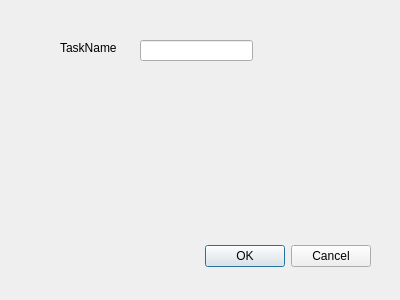
Before: the Qt Designer form ui/task_edit_dialog.ui in funway/TransferDog, drawn with Qt 5.
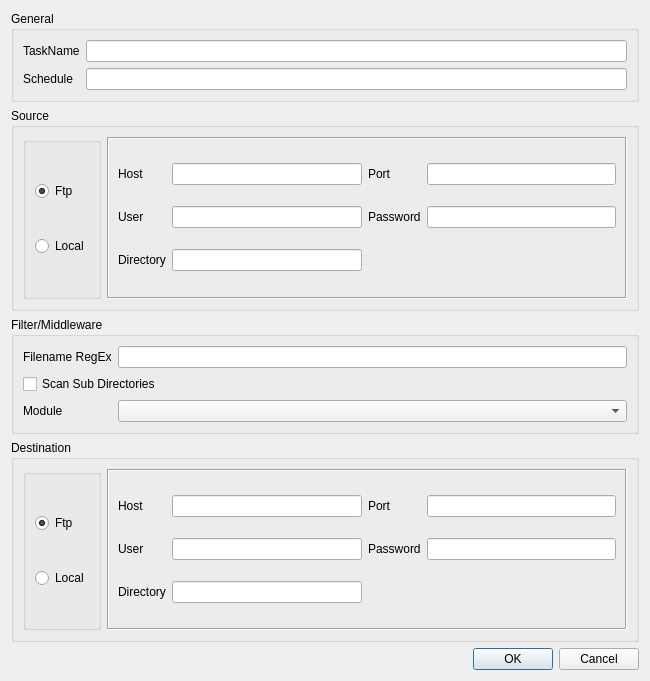
After: the same form once the commit is applied.

Commit message: 添加 logging 日志配置，初试任务编辑对话框

The edit to the form file:
```diff
--- a/ui/task_edit_dialog.ui
+++ b/ui/task_edit_dialog.ui
@@ -6,52 +6,392 @@
    <rect>
     <x>0</x>
     <y>0</y>
-    <width>400</width>
-    <height>300</height>
+    <width>650</width>
+    <height>681</height>
    </rect>
   </property>
   <property name="windowTitle">
    <string>Dialog</string>
   </property>
-  <widget class="QDialogButtonBox" name="buttonBox">
-   <property name="geometry">
-    <rect>
-     <x>30</x>
-     <y>240</y>
-     <width>341</width>
-     <height>32</height>
-    </rect>
+  <property name="styleSheet">
+   <string notr="true"/>
+  </property>
+  <layout class="QVBoxLayout" name="verticalLayout">
+   <property name="sizeConstraint">
+    <enum>QLayout::SetDefaultConstraint</enum>
    </property>
-   <property name="orientation">
-    <enum>Qt::Horizontal</enum>
-   </property>
-   <property name="standardButtons">
-    <set>QDialogButtonBox::Cancel|QDialogButtonBox::Ok</set>
-   </property>
-  </widget>
-  <widget class="QLabel" name="labelTaskName">
-   <property name="geometry">
-    <rect>
-     <x>60</x>
-     <y>40</y>
-     <width>71</width>
-     <height>16</height>
-    </rect>
-   </property>
-   <property name="text">
-    <string>TaskName</string>
-   </property>
-  </widget>
-  <widget class="QLineEdit" name="lineEditTaskName">
-   <property name="geometry">
-    <rect>
-     <x>140</x>
-     <y>40</y>
-     <width>113</width>
-     <height>21</height>
-    </rect>
-   </property>
-  </widget>
+   <item>
+    <widget class="QGroupBox" name="groupBox_4">
+     <property name="sizePolicy">
+      <sizepolicy hsizetype="Preferred" vsizetype="Fixed">
+       <horstretch>0</horstretch>
+       <verstretch>0</verstretch>
+      </sizepolicy>
+     </property>
+     <property name="title">
+      <string>General</string>
+     </property>
+     <layout class="QFormLayout" name="formLayout">
+      <property name="formAlignment">
+       <set>Qt::AlignLeading|Qt::AlignLeft|Qt::AlignTop</set>
+      </property>
+      <item row="0" column="0">
+       <widget class="QLabel" name="labelTaskName">
+        <property name="text">
+         <string>TaskName</string>
+        </property>
+       </widget>
+      </item>
+      <item row="0" column="1">
+       <widget class="QLineEdit" name="leditTaskName">
+        <property name="minimumSize">
+         <size>
+          <width>200</width>
+          <height>0</height>
+         </size>
+        </property>
+       </widget>
+      </item>
+      <item row="1" column="0">
+       <widget class="QLabel" name="labelCrontab">
+        <property name="text">
+         <string>Schedule</string>
+        </property>
+       </widget>
+      </item>
+      <item row="1" column="1">
+       <widget class="QLineEdit" name="leditSchedule">
+        <property name="minimumSize">
+         <size>
+          <width>200</width>
+          <height>0</height>
+         </size>
+        </property>
+       </widget>
+      </item>
+     </layout>
+    </widget>
+   </item>
+   <item>
+    <widget class="QGroupBox" name="groupBox">
+     <property name="title">
+      <string>Source</string>
+     </property>
+     <property name="checkable">
+      <bool>false</bool>
+     </property>
+     <layout class="QGridLayout" name="gridLayout_5">
+      <item row="0" column="0">
+       <widget class="QGroupBox" name="groupBox_5">
+        <property name="title">
+         <string/>
+        </property>
+        <property name="flat">
+         <bool>true</bool>
+        </property>
+        <property name="checkable">
+         <bool>false</bool>
+        </property>
+        <layout class="QVBoxLayout" name="verticalLayout_2">
+         <item>
+          <widget class="QRadioButton" name="rbSourceFtp">
+           <property name="text">
+            <string>Ftp</string>
+           </property>
+           <property name="checked">
+            <bool>true</bool>
+           </property>
+          </widget>
+         </item>
+         <item>
+          <widget class="QRadioButton" name="rbSourceLocal">
+           <property name="text">
+            <string>Local</string>
+           </property>
+          </widget>
+         </item>
+        </layout>
+       </widget>
+      </item>
+      <item row="0" column="1">
+       <widget class="QStackedWidget" name="stSource">
+        <property name="enabled">
+         <bool>true</bool>
+        </property>
+        <property name="frameShape">
+         <enum>QFrame::Box</enum>
+        </property>
+        <property name="frameShadow">
+         <enum>QFrame::Sunken</enum>
+        </property>
+        <property name="currentIndex">
+         <number>0</number>
+        </property>
+        <widget class="QWidget" name="pageSourceFtp">
+         <layout class="QGridLayout" name="gridLayout_2">
+          <item row="0" column="0">
+           <widget class="QLabel" name="label">
+            <property name="text">
+             <string>Host</string>
+            </property>
+           </widget>
+          </item>
+          <item row="0" column="1">
+           <widget class="QLineEdit" name="lineEdit"/>
+          </item>
+          <item row="0" column="2">
+           <widget class="QLabel" name="label_2">
+            <property name="text">
+             <string>Port</string>
+            </property>
+           </widget>
+          </item>
+          <item row="0" column="3">
+           <widget class="QLineEdit" name="lineEdit_2"/>
+          </item>
+          <item row="1" column="0">
+           <widget class="QLabel" name="label_3">
+            <property name="text">
+             <string>User</string>
+            </property>
+           </widget>
+          </item>
+          <item row="1" column="1">
+           <widget class="QLineEdit" name="lineEdit_3"/>
+          </item>
+          <item row="1" column="2">
+           <widget class="QLabel" name="label_4">
+            <property name="text">
+             <string>Password</string>
+            </property>
+           </widget>
+          </item>
+          <item row="1" column="3">
+           <widget class="QLineEdit" name="lineEdit_4"/>
+          </item>
+          <item row="2" column="0">
+           <widget class="QLabel" name="label_5">
+            <property name="text">
+             <string>Directory</string>
+            </property>
+           </widget>
+          </item>
+          <item row="2" column="1">
+           <widget class="QLineEdit" name="lineEdit_5"/>
+          </item>
+         </layout>
+        </widget>
+        <widget class="QWidget" name="pageSourceLocal">
+         <layout class="QGridLayout" name="gridLayout_3">
+          <item row="0" column="0">
+           <widget class="QLabel" name="label_6">
+            <property name="text">
+             <string>Directory</string>
+            </property>
+           </widget>
+          </item>
+          <item row="0" column="1">
+           <widget class="QLineEdit" name="lineEdit_6"/>
+          </item>
+          <item row="0" column="2">
+           <widget class="QPushButton" name="pushButton">
+            <property name="text">
+             <string>Browse</string>
+            </property>
+           </widget>
+          </item>
+         </layout>
+        </widget>
+       </widget>
+      </item>
+     </layout>
+    </widget>
+   </item>
+   <item>
+    <widget class="QGroupBox" name="groupBox_2">
+     <property name="sizePolicy">
+      <sizepolicy hsizetype="Preferred" vsizetype="Preferred">
+       <horstretch>0</horstretch>
+       <verstretch>0</verstretch>
+      </sizepolicy>
+     </property>
+     <property name="title">
+      <string>Filter/Middleware</string>
+     </property>
+     <layout class="QGridLayout" name="gridLayout">
+      <item row="0" column="0">
+       <widget class="QLabel" name="label_8">
+        <property name="text">
+         <string>Filename RegEx</string>
+        </property>
+       </widget>
+      </item>
+      <item row="0" column="1">
+       <widget class="QLineEdit" name="lineEdit_7"/>
+      </item>
+      <item row="1" column="0" colspan="2">
+       <widget class="QCheckBox" name="checkBox">
+        <property name="text">
+         <string>Scan Sub Directories</string>
+        </property>
+       </widget>
+      </item>
+      <item row="2" column="0">
+       <widget class="QLabel" name="label_7">
+        <property name="text">
+         <string>Module</string>
+        </property>
+       </widget>
+      </item>
+      <item row="2" column="1">
+       <widget class="QComboBox" name="comboBox"/>
+      </item>
+     </layout>
+    </widget>
+   </item>
+   <item>
+    <widget class="QGroupBox" name="groupBox_3">
+     <property name="title">
+      <string>Destination</string>
+     </property>
+     <layout class="QGridLayout" name="gridLayout_4">
+      <item row="0" column="0">
+       <widget class="QGroupBox" name="groupBox_6">
+        <property name="title">
+         <string/>
+        </property>
+        <property name="flat">
+         <bool>true</bool>
+        </property>
+        <property name="checkable">
+         <bool>false</bool>
+        </property>
+        <layout class="QVBoxLayout" name="verticalLayout_4">
+         <item>
+          <widget class="QRadioButton" name="rbDestFtp">
+           <property name="text">
+            <string>Ftp</string>
+           </property>
+           <property name="checked">
+            <bool>true</bool>
+           </property>
+          </widget>
+         </item>
+         <item>
+          <widget class="QRadioButton" name="rbDestLocal">
+           <property name="text">
+            <string>Local</string>
+           </property>
+          </widget>
+         </item>
+        </layout>
+       </widget>
+      </item>
+      <item row="0" column="1">
+       <widget class="QStackedWidget" name="stDestination">
+        <property name="enabled">
+         <bool>true</bool>
+        </property>
+        <property name="frameShape">
+         <enum>QFrame::Box</enum>
+        </property>
+        <property name="frameShadow">
+         <enum>QFrame::Sunken</enum>
+        </property>
+        <property name="currentIndex">
+         <number>0</number>
+        </property>
+        <widget class="QWidget" name="pageDestFtp">
+         <layout class="QGridLayout" name="gridLayout_6">
+          <item row="0" column="0">
+           <widget class="QLabel" name="label_9">
+            <property name="text">
+             <string>Host</string>
+            </property>
+           </widget>
+          </item>
+          <item row="0" column="1">
+           <widget class="QLineEdit" name="lineEdit_8"/>
+          </item>
+          <item row="0" column="2">
+           <widget class="QLabel" name="label_10">
+            <property name="text">
+             <string>Port</string>
+            </property>
+           </widget>
+          </item>
+          <item row="0" column="3">
+           <widget class="QLineEdit" name="lineEdit_9"/>
+          </item>
+          <item row="1" column="0">
+           <widget class="QLabel" name="label_11">
+            <property name="text">
+             <string>User</string>
+            </property>
+           </widget>
+          </item>
+          <item row="1" column="1">
+           <widget class="QLineEdit" name="lineEdit_10"/>
+          </item>
+          <item row="1" column="2">
+           <widget class="QLabel" name="label_12">
+            <property name="text">
+             <string>Password</string>
+            </property>
+           </widget>
+          </item>
+          <item row="1" column="3">
+           <widget class="QLineEdit" name="lineEdit_11"/>
+          </item>
+          <item row="2" column="0">
+           <widget class="QLabel" name="label_13">
+            <property name="text">
+             <string>Directory</string>
+            </property>
+           </widget>
+          </item>
+          <item row="2" column="1">
+           <widget class="QLineEdit" name="lineEdit_12"/>
+          </item>
+         </layout>
+        </widget>
+        <widget class="QWidget" name="pageDestLocal">
+         <layout class="QGridLayout" name="gridLayout_7">
+          <item row="0" column="0">
+           <widget class="QLabel" name="label_14">
+            <property name="text">
+             <string>Directory</string>
+            </property>
+           </widget>
+          </item>
+          <item row="0" column="1">
+           <widget class="QLineEdit" name="lineEdit_13"/>
+          </item>
+          <item row="0" column="2">
+           <widget class="QPushButton" name="pushButton_2">
+            <property name="text">
+             <string>Browse</string>
+            </property>
+           </widget>
+          </item>
+         </layout>
+        </widget>
+       </widget>
+      </item>
+     </layout>
+    </widget>
+   </item>
+   <item>
+    <widget class="QDialogButtonBox" name="buttonBox">
+     <property name="orientation">
+      <enum>Qt::Horizontal</enum>
+     </property>
+     <property name="standardButtons">
+      <set>QDialogButtonBox::Cancel|QDialogButtonBox::Ok</set>
+     </property>
+    </widget>
+   </item>
+  </layout>
  </widget>
  <resources/>
  <connections>
```
The commit also changes 7 other files.
